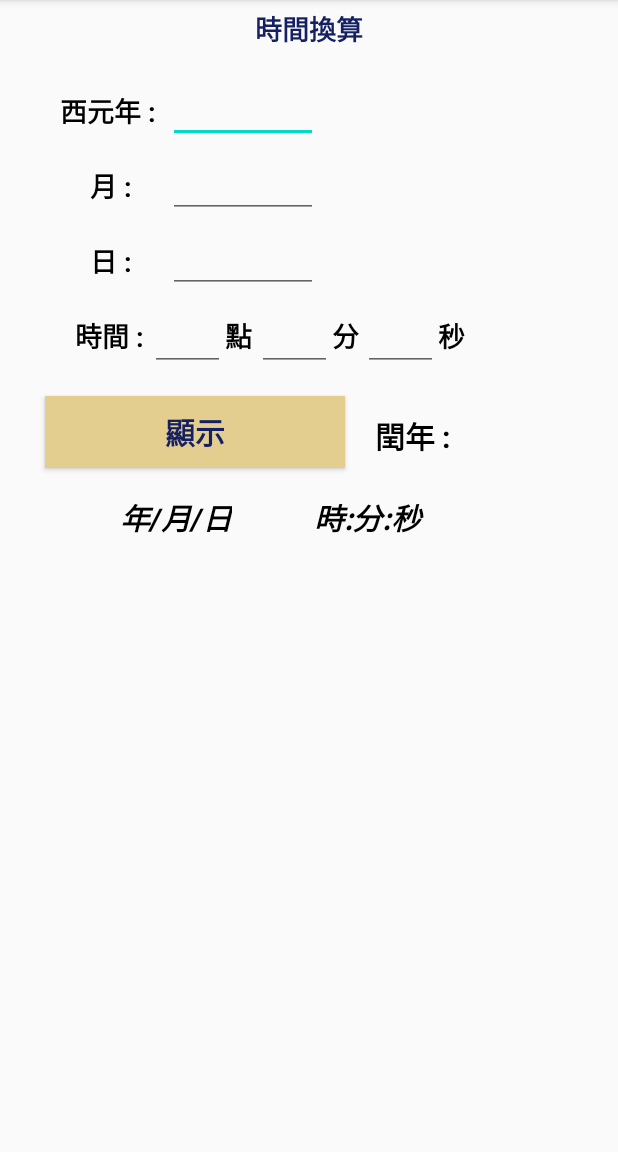
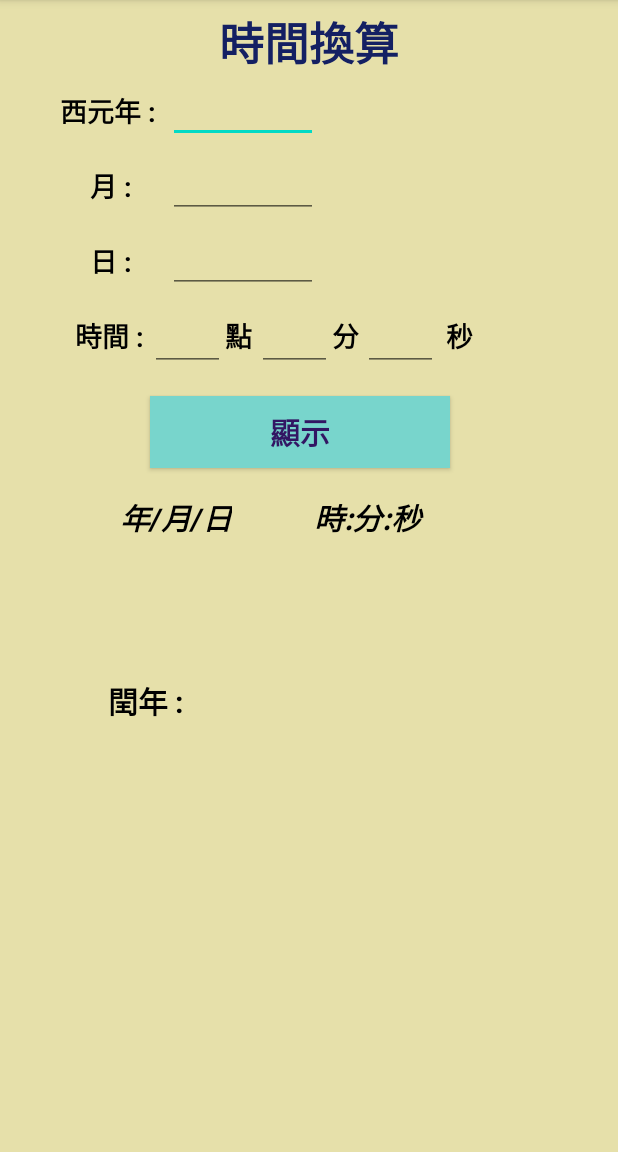
Before and after one commit to Crispian-Kan/5.Activity_Conversion_Time, an Android app: the screen it shows after launch (MainActivity), on a phone screen of 412 x 824 dp, the part 84-1236 px from its top. Run offline under Robolectric (Android 15) with nearby library versions, the phone set to English and light mode, and no system bars.

Commit message:
time exchange 1.2
change vatiable,color,layout

```diff
--- a/Time_exchange 拷貝/app/src/main/java/com/example/time_exchange/MainActivity.java
+++ b/Time_exchange 拷貝/app/src/main/java/com/example/time_exchange/MainActivity.java
@@ -17,34 +17,34 @@ public class MainActivity extends AppCompatActivity {
         super.onCreate(savedInstanceState);
         setContentView(R.layout.activity_main);
 
-        Button button = (Button)findViewById(R.id.btn1);
-        button.setOnClickListener(the_Time);
+        Button button = (Button)findViewById(R.id.show);
+        button.setOnClickListener(Time_exchange);
     }
-    private View.OnClickListener the_Time = new View.OnClickListener() {
+    private View.OnClickListener Time_exchange = new View.OnClickListener() {
         @Override
         public void onClick(View v) {
             //字串格式化
             DecimalFormat time = new DecimalFormat("0");
-            EditText year = (EditText)findViewById(R.id.editV1);
-            EditText mouth = (EditText)findViewById(R.id.editV2);
-            EditText day = (EditText)findViewById(R.id.editV3);
-            EditText hour = (EditText)findViewById(R.id.editV4);
-            EditText minute = (EditText)findViewById(R.id.editV5);
-            EditText secord = (EditText)findViewById(R.id.editV6);
+            EditText year = (EditText)findViewById(R.id.input_year);
+            EditText mouth = (EditText)findViewById(R.id.imput_month);
+            EditText day = (EditText)findViewById(R.id.input_day);
+            EditText hour = (EditText)findViewById(R.id.input_hour);
+            EditText minute = (EditText)findViewById(R.id.input_minute);
+            EditText second = (EditText)findViewById(R.id.input_second);
             //定義時間資料格式
             int years = Integer.parseInt(year.getText().toString());
             int mouths = Integer.parseInt(mouth.getText().toString());
             int days = Integer.parseInt(day.getText().toString());
             int hours = Integer.parseInt(hour.getText().toString());
             int minutes = Integer.parseInt(minute.getText().toString());
-            int secords = Integer.parseInt(secord.getText().toString());
+            int seconds = Integer.parseInt(second.getText().toString());
 
             //格式化輸出年/月/日
             TextView ymd = (TextView)findViewById(R.id.set_ymd);
             ymd.setText(time.format(years) + "/" + time.format(mouths) + "/" + time.format(days));
             //格式化輸出時/分/秒
             TextView hms = (TextView)findViewById(R.id.set_hms);
-            hms.setText(time.format(hours) + ":" + time.format(minutes) + ":" + time.format(secords));
+            hms.setText(time.format(hours) + ":" + time.format(minutes) + ":" + time.format(seconds));
             TextView leap = (TextView)findViewById(R.id.set_leapYear);
             //判定閏年
             if (years % 4 == 0)
--- a/Time_exchange 拷貝/app/src/main/res/layout/activity_main.xml
+++ b/Time_exchange 拷貝/app/src/main/res/layout/activity_main.xml
@@ -4,6 +4,7 @@
     xmlns:tools="http://schemas.android.com/tools"
     android:layout_width="match_parent"
     android:layout_height="match_parent"
+    android:background="#E6E0AA"
     tools:context=".MainActivity">
 
     <TextView
@@ -13,7 +14,7 @@
         android:layout_marginTop="5dp"
         android:text="@string/Hw5_title"
         android:textColor="#142063"
-        android:textSize="18sp"
+        android:textSize="30sp"
         android:textStyle="bold"
         app:layout_constraintEnd_toEndOf="parent"
         app:layout_constraintStart_toStartOf="parent"
@@ -72,7 +73,7 @@
         app:layout_constraintTop_toTopOf="parent" />
 
     <TextView
-        android:id="@+id/o_clock"
+        android:id="@+id/clock"
         android:layout_width="wrap_content"
         android:layout_height="wrap_content"
         android:layout_marginTop="210dp"
@@ -80,7 +81,7 @@
         android:textColor="#000000"
         android:textSize="18sp"
         android:textStyle="bold"
-        app:layout_constraintStart_toEndOf="@+id/editV4"
+        app:layout_constraintStart_toEndOf="@+id/input_hour"
         app:layout_constraintTop_toTopOf="parent" />
 
     <TextView
@@ -92,28 +93,29 @@
         android:textColor="#000000"
         android:textSize="18sp"
         android:textStyle="bold"
-        app:layout_constraintStart_toEndOf="@+id/editV5"
+        app:layout_constraintStart_toEndOf="@+id/input_minute"
         app:layout_constraintTop_toTopOf="parent" />
 
     <TextView
         android:id="@+id/second"
         android:layout_width="wrap_content"
         android:layout_height="wrap_content"
+        android:layout_marginStart="5dp"
         android:layout_marginTop="210dp"
         android:text="@string/Hw5_second"
         android:textColor="#000000"
         android:textSize="18sp"
         android:textStyle="bold"
-        app:layout_constraintStart_toEndOf="@+id/editV6"
+        app:layout_constraintStart_toEndOf="@+id/input_second"
         app:layout_constraintTop_toTopOf="parent" />
 
     <TextView
-        android:id="@+id/ymd"
+        android:id="@+id/Y_M_D"
         android:layout_width="wrap_content"
         android:layout_height="wrap_content"
         android:layout_marginStart="80dp"
         android:layout_marginTop="330dp"
-        android:text="@string/Hw5_ymd"
+        android:text="@string/ymd"
         android:textColor="#000000"
         android:textSize="20sp"
         android:textStyle="bold|italic"
@@ -121,18 +123,18 @@
         app:layout_constraintTop_toTopOf="parent" />
 
     <TextView
-        android:id="@+id/hms"
+        android:id="@+id/H_m_s"
         android:layout_width="80sp"
         android:layout_height="wrap_content"
         android:layout_marginStart="50dp"
         android:layout_marginTop="330dp"
-        android:text="@string/Hw5_hms"
+        android:text="@string/hms"
         android:textAlignment="center"
         android:textAllCaps="false"
         android:textColor="#000000"
         android:textSize="20sp"
         android:textStyle="bold|italic"
-        app:layout_constraintStart_toEndOf="@+id/ymd"
+        app:layout_constraintStart_toEndOf="@id/Y_M_D"
         app:layout_constraintTop_toTopOf="parent" />
 
     <TextView
@@ -165,8 +167,8 @@
         android:id="@+id/leap_year"
         android:layout_width="wrap_content"
         android:layout_height="wrap_content"
-        android:layout_marginStart="250dp"
-        android:layout_marginTop="275dp"
+        android:layout_marginStart="72dp"
+        android:layout_marginTop="452dp"
         android:text="@string/Hw5_leap_year"
         android:textColor="#000000"
         android:textSize="20sp"
@@ -178,8 +180,8 @@
         android:id="@+id/set_leapYear"
         android:layout_width="wrap_content"
         android:layout_height="wrap_content"
-        android:layout_marginStart="320dp"
-        android:layout_marginTop="280dp"
+        android:layout_marginStart="140dp"
+        android:layout_marginTop="456dp"
         android:textAlignment="center"
         android:textColor="#982525"
         android:textSize="15sp"
@@ -187,22 +189,22 @@
         app:layout_constraintTop_toTopOf="parent" />
 
     <Button
-        android:id="@+id/btn1"
+        android:id="@+id/show"
         style="@android:style/Widget.Button"
         android:layout_width="200dp"
         android:layout_height="wrap_content"
-        android:layout_marginStart="30dp"
+        android:layout_marginStart="100dp"
         android:layout_marginTop="264dp"
-        android:background="#E3CE90"
+        android:background="#78D5CC"
         android:text="@string/Hw5_set_time"
-        android:textColor="#142063"
+        android:textColor="#321663"
         android:textSize="20sp"
         android:textStyle="bold"
         app:layout_constraintStart_toStartOf="parent"
         app:layout_constraintTop_toTopOf="parent" />
 
     <EditText
-        android:id="@+id/editV1"
+        android:id="@+id/input_year"
         android:layout_width="100dp"
         android:layout_height="wrap_content"
         android:layout_marginStart="8dp"
@@ -215,7 +217,7 @@
         app:layout_constraintTop_toTopOf="parent" />
 
     <EditText
-        android:id="@+id/editV2"
+        android:id="@+id/imput_month"
         android:layout_width="100dp"
         android:layout_height="wrap_content"
         android:layout_marginStart="24dp"
@@ -228,7 +230,7 @@
         app:layout_constraintTop_toTopOf="parent" />
 
     <EditText
-        android:id="@+id/editV3"
+        android:id="@+id/input_day"
         android:layout_width="100dp"
         android:layout_height="wrap_content"
         android:layout_marginStart="24dp"
@@ -241,7 +243,7 @@
         app:layout_constraintTop_toTopOf="parent" />
 
     <EditText
-        android:id="@+id/editV4"
+        android:id="@+id/input_hour"
         android:layout_width="50dp"
         android:layout_height="wrap_content"
         android:layout_marginStart="100dp"
@@ -254,7 +256,7 @@
         app:layout_constraintTop_toTopOf="parent" />
 
     <EditText
-        android:id="@+id/editV5"
+        android:id="@+id/input_minute"
         android:layout_width="50dp"
         android:layout_height="wrap_content"
         android:layout_marginStart="171dp"
@@ -267,7 +269,7 @@
         app:layout_constraintTop_toTopOf="parent" />
 
     <EditText
-        android:id="@+id/editV6"
+        android:id="@+id/input_second"
         android:layout_width="50dp"
         android:layout_height="wrap_content"
         android:layout_marginStart="242dp"
--- a/Time_exchange 拷貝/app/src/main/res/values/strings.xml
+++ b/Time_exchange 拷貝/app/src/main/res/values/strings.xml
@@ -8,8 +8,8 @@
     <string name="Hw5_minute">分</string>
     <string name="Hw5_second">秒</string>
     <string name="Hw5_leap_year">閏年 : </string>
-    <string name="Hw5_ymd">年/月/日</string>
-    <string name="Hw5_hms">時:分:秒</string>
+    <string name="ymd">年/月/日</string>
+    <string name="hms">時:分:秒</string>
     <string name="Hw5_title">時間換算</string>
     <string name="Hw5_set_time">顯示</string>
 </resources>
```
Also changed, not shown: 1 other file.
